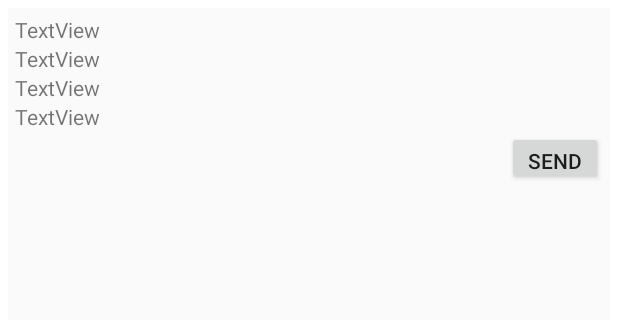
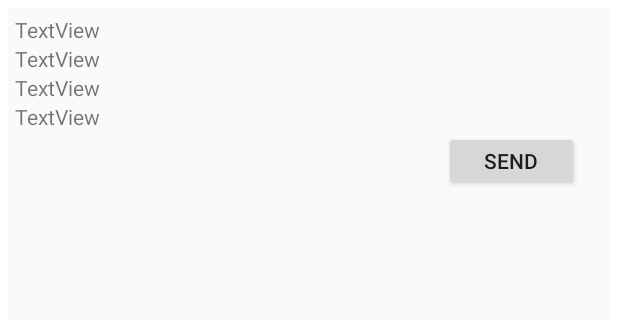
Before and after one commit to tetiana-horobets/android-user-management, an Android app: the UserDetailsActivity screen opened directly, with no data from a screen before it, on a phone screen of 412 x 824 dp, the part 314-634 px from its top. Run offline under Robolectric (Android 15) with nearby library versions, the phone set to English and light mode, and no system bars; our stand-ins replace CircleImageView, Picasso.

Commit message:
add design

```diff
--- a/app/src/main/res/layout/user_details_activity.xml
+++ b/app/src/main/res/layout/user_details_activity.xml
@@ -79,10 +79,11 @@
 
             <Button
                 android:id="@+id/buttonSend"
-                android:layout_width="64dp"
-                android:layout_height="36dp"
+                android:layout_width="90dp"
+                android:layout_height="40dp"
                 android:layout_weight="1"
                 android:layout_gravity="right"
+                android:layout_marginRight="16dp"
                 android:text="Send" />
         </LinearLayout>
 
```
